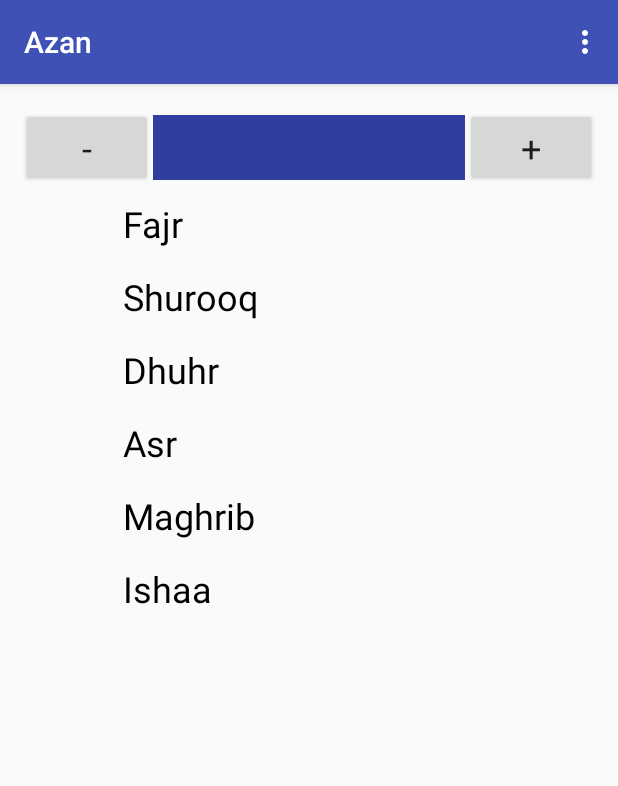
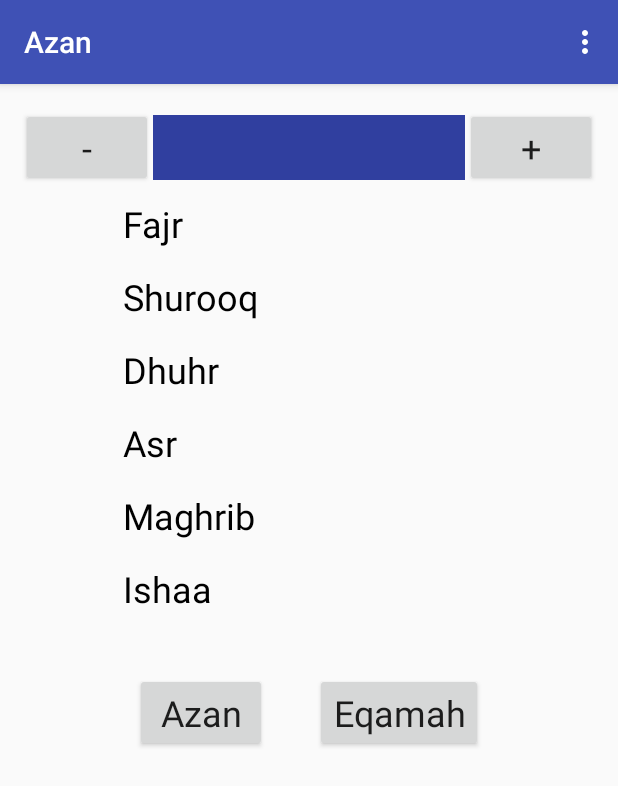
Before and after one commit to mostafayahia/Azan, an Android app: the screen it shows after launch (MainActivity), on a phone screen of 412 x 824 dp. Shown: the top 786 px of the screen. Run offline under Robolectric (Android 15) with nearby library versions, the phone set to English and light mode, and no system bars.

Commit message:
add-eqamah: add PlayEqamahSound Activity and starter code

```diff
--- a/app/src/main/AndroidManifest.xml
+++ b/app/src/main/AndroidManifest.xml
@@ -28,6 +28,10 @@
         </activity>
         <activity
             android:name=".ui.PlayAzanSound"
+            android:excludeFromRecents="true" />
+
+        <activity
+            android:name=".ui.PlayEqamahSound"
             android:excludeFromRecents="true" />
 
         <receiver
--- a/app/src/main/java/free/elmasry/azan/ui/MainActivity.java
+++ b/app/src/main/java/free/elmasry/azan/ui/MainActivity.java
@@ -413,6 +413,11 @@ public class MainActivity extends AppCompatActivity implements
         startActivity(intent);
     }
 
+    public void testPlayEqamahActivityButtonHandler(View view) {
+        Intent intent = new Intent(this, PlayEqamahSound.class);
+        startActivity(intent);
+    }
+
     @Override
     public void onSharedPreferenceChanged(SharedPreferences sharedPreferences, String preferenceKey) {
         if (preferenceKey.equals(getString(R.string.pref_calc_method_key))) {
--- a/app/src/main/res/layout/activity_main.xml
+++ b/app/src/main/res/layout/activity_main.xml
@@ -281,15 +281,32 @@
 
     <!-- END of 5 Times for Azan-->
 
-    <Button
-        android:id="@+id/test_launch_play_azan_activity_button"
-        android:layout_width="wrap_content"
-        android:layout_height="wrap_content"
-        android:text="Launch Play Azan Activity"
-        android:textAppearance="@style/TextAppearance.AppCompat.Headline"
-        android:layout_gravity="center_horizontal"
-        android:onClick="testPlayAzanActivityButtonHandler"
-        android:visibility="gone"/>
+        <LinearLayout
+            android:layout_width="match_parent"
+            android:layout_height="wrap_content"
+            android:orientation="horizontal"
+            android:padding="32dp"
+            android:gravity="center"
+            android:visibility="visible">
+
+            <Button
+                android:id="@+id/test_launch_play_azan_activity_button"
+                android:layout_width="wrap_content"
+                android:layout_height="wrap_content"
+                android:text="Azan"
+                android:textAppearance="@style/TextAppearance.AppCompat.Headline"
+                android:onClick="testPlayAzanActivityButtonHandler" />
+
+            <Button
+                android:id="@+id/test_launch_eqamah_azan_activity_button"
+                android:layout_width="wrap_content"
+                android:layout_height="wrap_content"
+                android:text="Eqamah"
+                android:textAppearance="@style/TextAppearance.AppCompat.Headline"
+                android:layout_marginLeft="32dp"
+                android:onClick="testPlayEqamahActivityButtonHandler" />
+
+        </LinearLayout>
     </LinearLayout>
 
 
```
Also changed, not shown: app/src/main/java/free/elmasry/azan/alarm/ScheduleAlarmTask.java (+57 -1 lines), app/src/main/java/free/elmasry/azan/alarm/ScheduledReceiver.java (+11 -5 lines), app/src/main/java/free/elmasry/azan/ui/PlayEqamahSound.java (added, +121 -0 lines), app/src/main/res/layout/activity_play_eqamah_sound.xml (added, +33 -0 lines), 1 other file.
